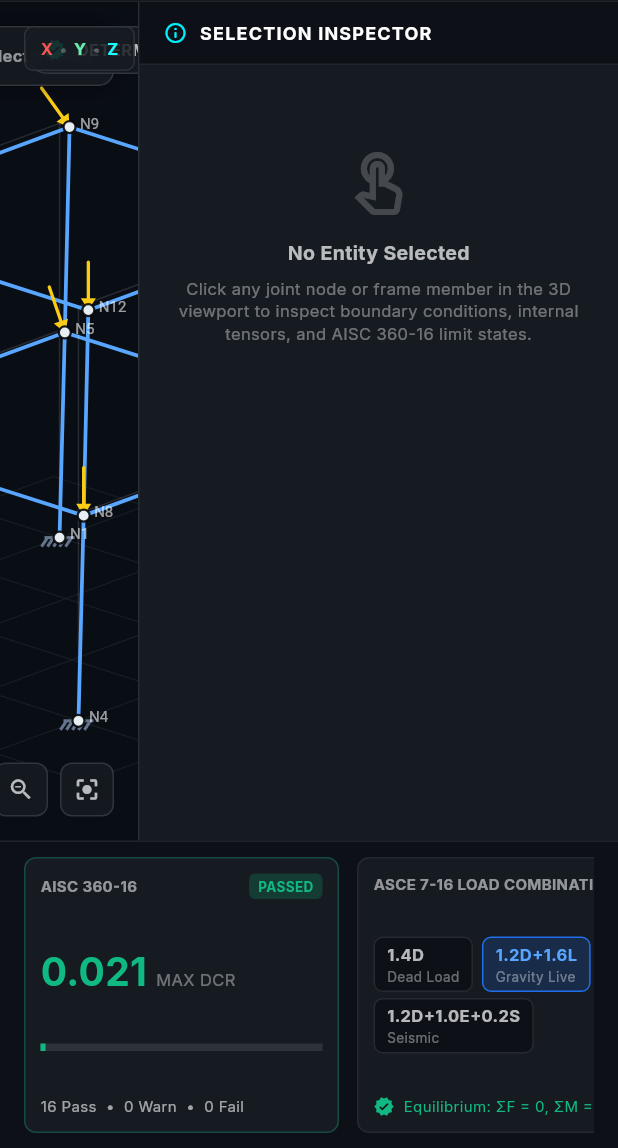
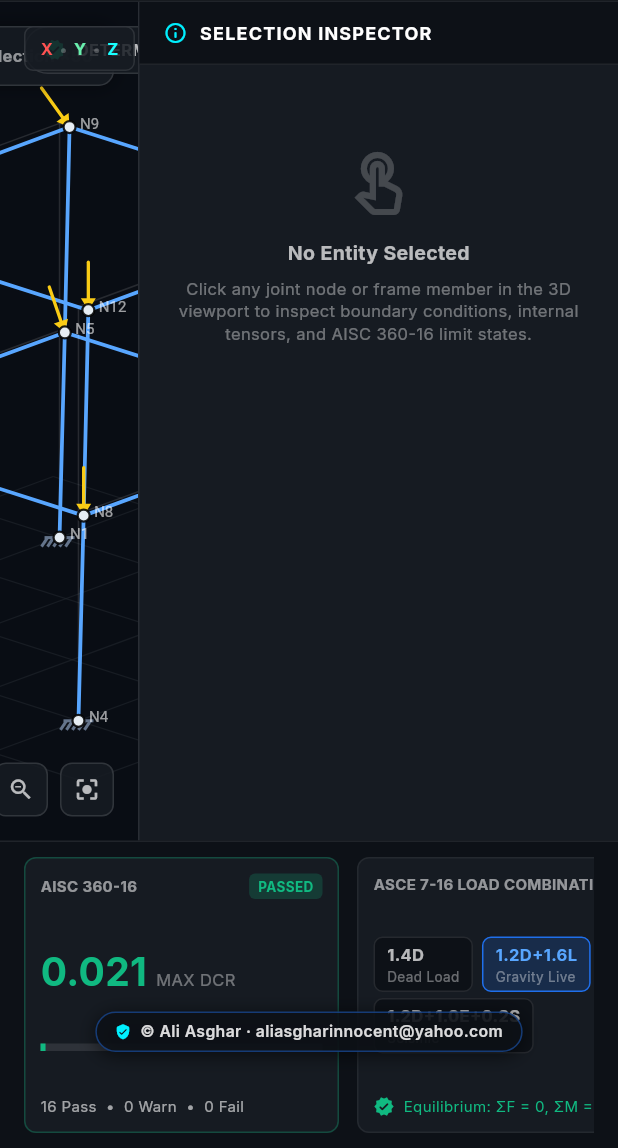
Before and after one commit to aliasghar08/Structura-Nexus, a Flutter app: the screen it shows after launch, on a phone screen of 412 x 824 dp, the part 88-1236 px from its top. Run offline on Flutter 3.47's test engine with Material 3 defaults, Android fonts, the phone set to English and light mode, and no system bars; our stand-ins replace cloud_firestore, firebase_auth, firebase_core, google_fonts, web; missing offline and left inert: dart:js_interop, dart:ui_web; accounts and stored records are empty; network calls fail.

Commit message:
feat: enforce copyright protection, DMCA strike protocol, and floating author watermark for Ali Asghar

```diff
--- a/structura_nexus/lib/main.dart
+++ b/structura_nexus/lib/main.dart
@@ -21,6 +21,7 @@ import 'widgets/cad_editor_dialog.dart';
 import 'widgets/lateral_stability_dialog.dart';
 import 'widgets/pe_packet_dialog.dart';
 import 'widgets/generative_bracing_dialog.dart';
+import 'widgets/floating_copyright_watermark.dart';
 
 void main() async {
   WidgetsFlutterBinding.ensureInitialized();
@@ -146,9 +147,11 @@ class _WorkstationScreenState extends State<WorkstationScreen> {
   @override
   Widget build(BuildContext context) {
     return Scaffold(
-      body: Column(
+      body: Stack(
         children: [
-          // 1. Top Header & Engine Bar
+          Column(
+            children: [
+              // 1. Top Header & Engine Bar
           WorkstationHeader(
             model: _model,
             isBackendConnected: _apiService.isConnected,
@@ -317,8 +320,11 @@ class _WorkstationScreenState extends State<WorkstationScreen> {
               );
             },
           ),
-        ],
-      ),
-    );
-  }
+          ],
+        ),
+        const FloatingCopyrightWatermark(),
+      ],
+    ),
+  );
 }
+}
--- a/structura_nexus/lib/services/structural_library_service.dart
+++ b/structura_nexus/lib/services/structural_library_service.dart
@@ -533,7 +533,8 @@ class StructuralLibraryService {
   /// Exports standard ASCII DXF format readable by AutoCAD, Civil 3D, SolidWorks, and Revit.
   static String exportToDxf(StructuralModel model) {
     final buffer = StringBuffer();
-    // Header
+    // Header with Author & Copyright Watermark
+    buffer.writeln('999\nStructura Nexus (c) 2026 Ali Asghar <aliasgharinnocent@yahoo.com>. All Rights Reserved. DMCA Protected.');
     buffer.writeln('0\nSECTION\n2\nHEADER\n9\n\$ACADVER\n1\nAC1015\n0\nENDSEC');
     // Entities
     buffer.writeln('0\nSECTION\n2\nENTITIES');
@@ -572,6 +573,7 @@ class StructuralLibraryService {
   /// Exports Bill of Materials (BOM) CSV.
   static String exportToCsvBom(StructuralModel model) {
     final buffer = StringBuffer();
+    buffer.writeln('# Structura Nexus BOM - Copyright (c) 2026 Ali Asghar <aliasgharinnocent@yahoo.com>. All Rights Reserved. DMCA Protected.');
     buffer.writeln('Member ID,Start Node,End Node,AISC Section,Length (m),Weight (kg),Max DCR,Status');
     for (final m in model.members) {
       buffer.writeln(
@@ -590,7 +592,7 @@ class StructuralLibraryService {
   static String exportToS2k(StructuralModel model) {
     final buffer = StringBuffer();
     buffer.writeln('; ETABS / SAP2000 Text Data File (.s2k)');
-    buffer.writeln('; Generated by Structura Nexus Client Engine');
+    buffer.writeln('; Structura Nexus (c) 2026 Ali Asghar <aliasgharinnocent@yahoo.com>. All Rights Reserved. DMCA Protected.');
     buffer.writeln('; Project: ${model.name}\n');
 
     buffer.writeln('TABLE:  "PROGRAM INFORMATION"');
@@ -642,8 +644,8 @@ class StructuralLibraryService {
     final timestamp = DateTime.now().toIso8601String();
     buffer.writeln('ISO-10303-21;');
     buffer.writeln('HEADER;');
-    buffer.writeln("FILE_DESCRIPTION(('ViewDefinition [DesignTransferView_V1.0]'),'2;1');");
-    buffer.writeln("FILE_NAME('${model.name}.ifc','$timestamp',('Structura Nexus Engineer'),('Civil Engineering Dept'),'Structura Nexus v3.4','IFC 4.3 Engine','Approved');");
+    buffer.writeln("FILE_DESCRIPTION(('ViewDefinition [DesignTransferView_V1.0]','Copyright (c) 2026 Ali Asghar <aliasgharinnocent@yahoo.com>. All Rights Reserved. DMCA Protected.'),'2;1');");
+    buffer.writeln("FILE_NAME('${model.name}.ifc','$timestamp',('Ali Asghar <aliasgharinnocent@yahoo.com>'),('Dart Nexus Lab'),'Structura Nexus v3.4','IFC 4.3 Engine','Approved');");
     buffer.writeln("FILE_SCHEMA(('IFC4X3'));");
     buffer.writeln('ENDSEC;');
     buffer.writeln('DATA;');
--- /dev/null
+++ b/structura_nexus/lib/widgets/floating_copyright_watermark.dart
@@ -0,0 +1,97 @@
+// ============================================================================
+// Floating Copyright Watermark & Legal Protection Badge
+// Copyright (c) 2026 Ali Asghar <aliasgharinnocent@yahoo.com>. All Rights Reserved.
+// Protected under DMCA 17 U.S.C. § 512(c) and International Copyright Treaties.
+// ============================================================================
+
+import 'package:flutter/material.dart';
+
+/// A floating, non-intrusive copyright watermark positioned at the bottom of the
+/// viewport. Wraps its visual tree in [IgnorePointer] so touch, mouse, scroll,
+/// and click events pass through unobstructed to underlying widgets.
+class FloatingCopyrightWatermark extends StatelessWidget {
+  const FloatingCopyrightWatermark({super.key});
+
+  static const String ownerName = 'Ali Asghar';
+  static const String ownerEmail = 'aliasgharinnocent@yahoo.com';
+  static const String appTitle = 'Structura Nexus';
+
+  @override
+  Widget build(BuildContext context) {
+    final media = MediaQuery.of(context);
+    final isMobile = media.size.width < 600;
+    final bottomOffset = isMobile
+        ? kBottomNavigationBarHeight + media.padding.bottom + 8.0
+        : (media.padding.bottom > 0 ? media.padding.bottom + 6.0 : 8.0);
+
+    return Positioned(
+      bottom: bottomOffset,
+      left: 16,
+      right: 16,
+      child: Center(
+        child: IgnorePointer(
+          ignoring: true,
+          child: LayoutBuilder(
+            builder: (context, constraints) {
+              final width = constraints.maxWidth;
+
+              final String textContent;
+              if (width >= 640) {
+                textContent =
+                    '$appTitle © $ownerName · $ownerEmail · All Rights Reserved · DMCA Protected';
+              } else if (width >= 420) {
+                textContent = '$appTitle © $ownerName · $ownerEmail';
+              } else {
+                textContent = '© $ownerName · $ownerEmail';
+              }
+
+              return Container(
+                padding: const EdgeInsets.symmetric(horizontal: 12, vertical: 5),
+                decoration: BoxDecoration(
+                  color: const Color(0xFF0D1117).withValues(alpha: 0.85),
+                  borderRadius: BorderRadius.circular(20),
+                  border: Border.all(
+                    color: const Color(0xFF1F6FEB).withValues(alpha: 0.45),
+                    width: 1,
+                  ),
+                  boxShadow: [
+                    BoxShadow(
+                      color: Colors.black.withValues(alpha: 0.6),
+                      blurRadius: 10,
+                      offset: const Offset(0, 2),
+                    ),
+                  ],
+                ),
+                child: Row(
+                  mainAxisSize: MainAxisSize.min,
+                  children: [
+                    const Icon(
+                      Icons.verified_user_rounded,
+                      size: 11,
+                      color: Color(0xFF00F0FF),
+                    ),
+                    const SizedBox(width: 6),
+                    Flexible(
+                      child: Text(
+                        textContent,
+                        textAlign: TextAlign.center,
+                        overflow: TextOverflow.ellipsis,
+                        style: TextStyle(
+                          color: Colors.white.withValues(alpha: 0.85),
+                          fontSize: 10.5,
+                          fontWeight: FontWeight.w600,
+                          letterSpacing: 0.25,
+                          decoration: TextDecoration.none,
+                        ),
+                      ),
+                    ),
+                  ],
+                ),
+              );
+            },
+          ),
+        ),
+      ),
+    );
+  }
+}
```
Also changed, not shown: 7 other files.
